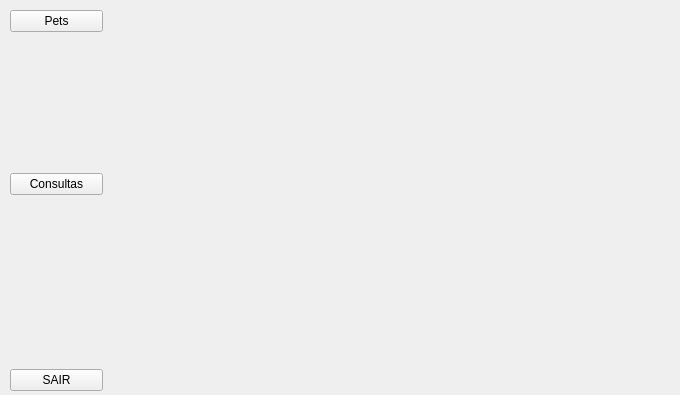
This is tela_recepcionista_tutor.ui in mateuszinum/Projeto-Clinica-Veterinaria as Qt 5 draws it before an edit. The edited form follows.
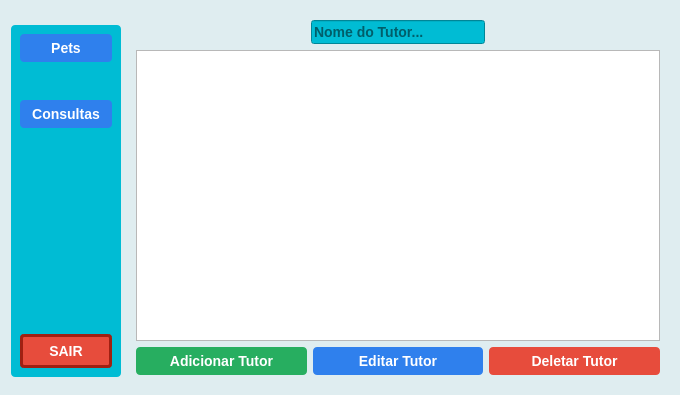
This is the edited form.

Patch:
```diff
--- a/tela_recepcionista_tutor.ui
+++ b/tela_recepcionista_tutor.ui
@@ -13,58 +13,251 @@
   <property name="windowTitle">
    <string>Form</string>
   </property>
-  <widget class="QWidget" name="widget" native="true">
-   <property name="geometry">
-    <rect>
-     <x>10</x>
-     <y>10</y>
-     <width>93</width>
-     <height>381</height>
-    </rect>
-   </property>
-   <layout class="QVBoxLayout" name="verticalLayout">
+  <property name="styleSheet">
+   <string notr="true">QWidget#Form {
+    background-color: #dfedf0;
+}</string>
+  </property>
+  <layout class="QGridLayout" name="gridLayout_2">
+   <item row="0" column="0">
+    <spacer name="verticalSpacer_5">
+     <property name="orientation">
+      <enum>Qt::Vertical</enum>
+     </property>
+     <property name="sizeHint" stdset="0">
+      <size>
+       <width>20</width>
+       <height>1</height>
+      </size>
+     </property>
+    </spacer>
+   </item>
+   <item row="0" column="1" rowspan="3">
+    <widget class="QWidget" name="widget_3" native="true">
+     <layout class="QGridLayout" name="gridLayout">
+      <item row="0" column="0">
+       <layout class="QHBoxLayout" name="horizontalLayout">
+        <item>
+         <spacer name="horizontalSpacer">
+          <property name="orientation">
+           <enum>Qt::Horizontal</enum>
+          </property>
+          <property name="sizeHint" stdset="0">
+           <size>
+            <width>40</width>
+            <height>20</height>
+           </size>
+          </property>
+         </spacer>
+        </item>
+        <item>
+         <widget class="QLineEdit" name="lineEdit">
+          <property name="styleSheet">
+           <string notr="true">    font-family: &quot;Arial&quot;, sans-serif;
+    font-size: 14px;
+    font-weight: bold;
+background-color: #00bcd4</string>
+          </property>
+          <property name="placeholderText">
+           <string>Nome do Tutor...</string>
+          </property>
+         </widget>
+        </item>
+        <item>
+         <spacer name="horizontalSpacer_2">
+          <property name="orientation">
+           <enum>Qt::Horizontal</enum>
+          </property>
+          <property name="sizeHint" stdset="0">
+           <size>
+            <width>40</width>
+            <height>20</height>
+           </size>
+          </property>
+         </spacer>
+        </item>
+       </layout>
+      </item>
+      <item row="1" column="0">
+       <widget class="QTableWidget" name="table"/>
+      </item>
+      <item row="2" column="0">
+       <layout class="QHBoxLayout" name="horizontalLayout_3">
+        <item>
+         <widget class="QPushButton" name="addPetBTN">
+          <property name="styleSheet">
+           <string notr="true">QPushButton {
+    background-color: #27ae60;
+    color: white;
+    border-radius: 4px;
+    border: none;
+    padding: 6px 12px;
+    font-family: &quot;Arial&quot;, sans-serif;
+    font-size: 14px;
+    font-weight: bold;
+}
+QPushButton:hover {
+    background-color: #219150;
+}
+</string>
+          </property>
+          <property name="text">
+           <string>Adicionar Tutor</string>
+          </property>
+         </widget>
+        </item>
+        <item>
+         <widget class="QPushButton" name="editPetBTN">
+          <property name="styleSheet">
+           <string notr="true">QPushButton {
+    background-color: #2f80ed;
+    color: white;
+    border: none;
+    border-radius: 4px;
+    padding: 6px 12px;
+    font-family: &quot;Arial&quot;, sans-serif;
+    font-size: 14px;
+    font-weight: bold;
+}
+QPushButton:hover {
+    background-color: #1c64d1;
+}</string>
+          </property>
+          <property name="text">
+           <string>Editar Tutor</string>
+          </property>
+         </widget>
+        </item>
+        <item>
+         <widget class="QPushButton" name="delPetBTN">
+          <property name="styleSheet">
+           <string notr="true">QPushButton {
+    background-color: #e74c3c;
+    color: white;
+    border-radius: 4px;
+    border: none;
+    padding: 6px 12px;
+    font-family: &quot;Arial&quot;, sans-serif;
+    font-size: 14px;
+    font-weight: bold;
+}
+QPushButton:hover {
+    background-color: #c0392b;
+}
+</string>
+          </property>
+          <property name="text">
+           <string>Deletar Tutor</string>
+          </property>
+         </widget>
+        </item>
+       </layout>
+      </item>
+     </layout>
+    </widget>
+   </item>
+   <item row="1" column="0">
+    <widget class="QWidget" name="widget_2" native="true">
+     <property name="enabled">
+      <bool>true</bool>
+     </property>
+     <property name="styleSheet">
+      <string notr="true">background-color: #00bcd4;
+border: none;
+border-color: #e0f0df;
+border-radius: 4px;
+padding: 6px 12px;</string>
+     </property>
+     <layout class="QVBoxLayout" name="verticalLayout_2">
     <item>
      <widget class="QPushButton" name="petsBTN">
+        <property name="styleSheet">
+         <string notr="true">QPushButton {
+    background-color: #2f80ed;
+    color: white;
+    border: none;
+    border-radius: 4px;
+    padding: 6px 12px;
+    font-family: &quot;Arial&quot;, sans-serif;
+    font-size: 14px;
+    font-weight: bold;
+}
+QPushButton:hover {
+    background-color: #1c64d1;
+}</string>
+        </property>
       <property name="text">
        <string>Pets</string>
       </property>
      </widget>
     </item>
     <item>
-     <spacer name="verticalSpacer">
+       <spacer name="verticalSpacer_3">
       <property name="orientation">
        <enum>Qt::Vertical</enum>
       </property>
       <property name="sizeHint" stdset="0">
        <size>
         <width>20</width>
-        <height>96</height>
+          <height>32</height>
        </size>
       </property>
      </spacer>
     </item>
     <item>
      <widget class="QPushButton" name="consultasBTN">
+        <property name="styleSheet">
+         <string notr="true">QPushButton {
+    background-color: #2f80ed;
+    color: white;
+    border: none;
+    border-radius: 4px;
+    padding: 6px 12px;
+    font-family: &quot;Arial&quot;, sans-serif;
+    font-size: 14px;
+    font-weight: bold;
+}
+QPushButton:hover {
+    background-color: #1c64d1;
+}</string>
+        </property>
       <property name="text">
        <string>Consultas</string>
       </property>
      </widget>
     </item>
     <item>
-     <spacer name="verticalSpacer_2">
+       <spacer name="verticalSpacer_4">
       <property name="orientation">
        <enum>Qt::Vertical</enum>
       </property>
       <property name="sizeHint" stdset="0">
        <size>
         <width>20</width>
-        <height>168</height>
+          <height>200</height>
        </size>
       </property>
      </spacer>
     </item>
     <item>
-     <widget class="QPushButton" name="pushButton_3">
+       <widget class="QPushButton" name="pushButton_4">
+        <property name="styleSheet">
+         <string notr="true">QPushButton {
+    background-color: #e74c3c;
+    color: white;
+    border-radius: 4px;
+    border: 3px solid #a02012;
+    padding: 6px 12px;
+    font-family: &quot;Arial&quot;, sans-serif;
+    font-size: 14px;
+    font-weight: bold;
+}
+QPushButton:hover {
+    background-color: #c0392b;
+    border: 1px solid #701008;
+}
+</string>
+        </property>
       <property name="text">
        <string>SAIR</string>
       </property>
@@ -72,6 +265,21 @@
     </item>
    </layout>
   </widget>
+   </item>
+   <item row="2" column="0">
+    <spacer name="verticalSpacer_6">
+     <property name="orientation">
+      <enum>Qt::Vertical</enum>
+     </property>
+     <property name="sizeHint" stdset="0">
+      <size>
+       <width>20</width>
+       <height>1</height>
+      </size>
+     </property>
+    </spacer>
+   </item>
+  </layout>
  </widget>
  <resources/>
  <connections/>
```
Left out of the diff: 2 changed lines with no effect on the pictures. Lines whose indentation alone changed are shown as unchanged.
